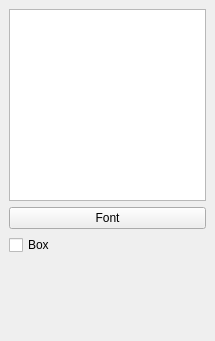
The window that src/ui/qgscomposerlabelwidgetbase.ui (stopa85/Quantum-GIS) describes before a commit, drawn with Qt 5.
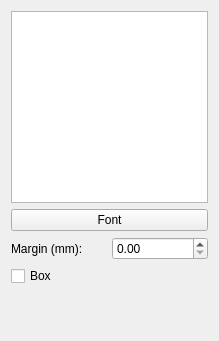
The same window after the commit.

Commit message: Margin between label text and box

```diff
--- a/src/ui/qgscomposerlabelwidgetbase.ui
+++ b/src/ui/qgscomposerlabelwidgetbase.ui
@@ -5,7 +5,7 @@
    <rect>
     <x>0</x>
     <y>0</y>
-    <width>215</width>
+    <width>217</width>
     <height>341</height>
    </rect>
   </property>
@@ -18,30 +18,15 @@
   <property name="windowTitle" >
    <string>Label Options</string>
   </property>
-  <layout class="QVBoxLayout" >
-   <property name="spacing" >
-    <number>6</number>
-   </property>
-   <property name="leftMargin" >
-    <number>9</number>
-   </property>
-   <property name="topMargin" >
-    <number>9</number>
-   </property>
-   <property name="rightMargin" >
-    <number>9</number>
-   </property>
-   <property name="bottomMargin" >
-    <number>9</number>
-   </property>
-   <item>
+  <layout class="QGridLayout" >
+   <item row="0" column="0" colspan="2" >
     <widget class="QTextEdit" name="mTextEdit" >
      <property name="lineWrapMode" >
       <enum>QTextEdit::NoWrap</enum>
      </property>
     </widget>
    </item>
-   <item>
+   <item row="1" column="0" colspan="2" >
     <widget class="QPushButton" name="mFontButton" >
      <property name="sizePolicy" >
       <sizepolicy vsizetype="Fixed" hsizetype="Preferred" >
@@ -54,14 +39,24 @@
      </property>
     </widget>
    </item>
-   <item>
+   <item row="2" column="0" >
+    <widget class="QLabel" name="mMarginTextLabel" >
+     <property name="text" >
+      <string>Margin (mm):</string>
+     </property>
+    </widget>
+   </item>
+   <item row="2" column="1" >
+    <widget class="QDoubleSpinBox" name="mMarginDoubleSpinBox" />
+   </item>
+   <item row="3" column="0" colspan="2" >
     <widget class="QCheckBox" name="mBoxCheckBox" >
      <property name="text" >
       <string>Box</string>
      </property>
     </widget>
    </item>
-   <item>
+   <item row="4" column="0" colspan="2" >
     <spacer>
      <property name="orientation" >
       <enum>Qt::Vertical</enum>
@@ -72,7 +67,7 @@
      <property name="sizeHint" >
       <size>
        <width>197</width>
-       <height>71</height>
+       <height>31</height>
       </size>
      </property>
     </spacer>
```
The commit also changes 4 other files.
